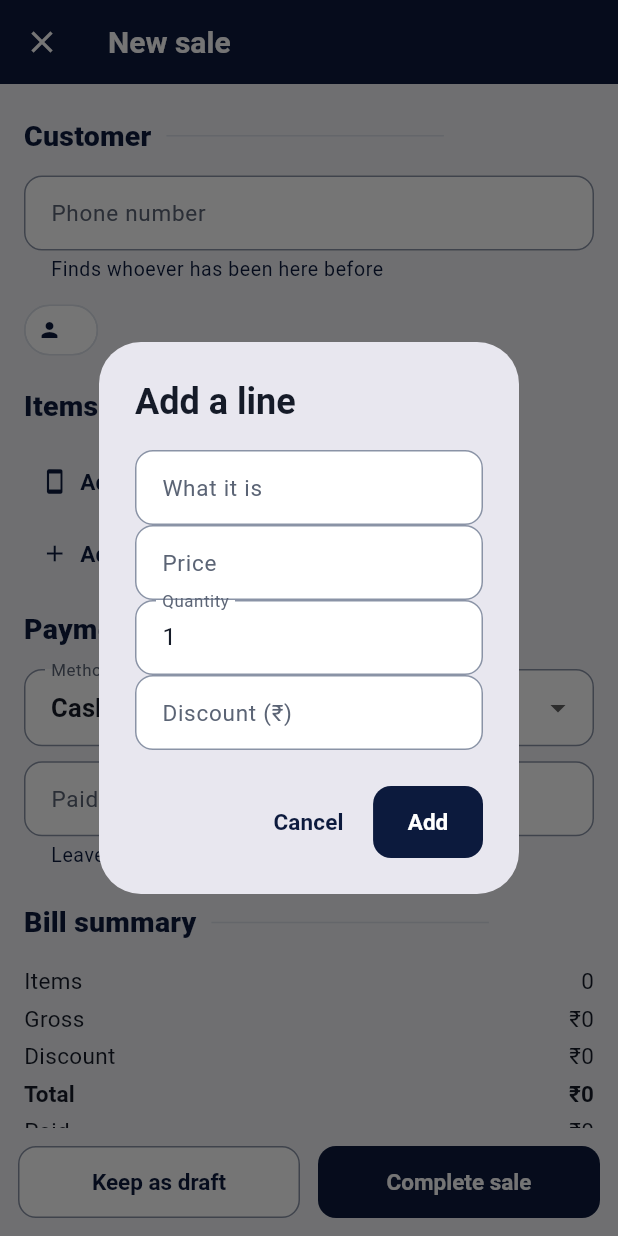
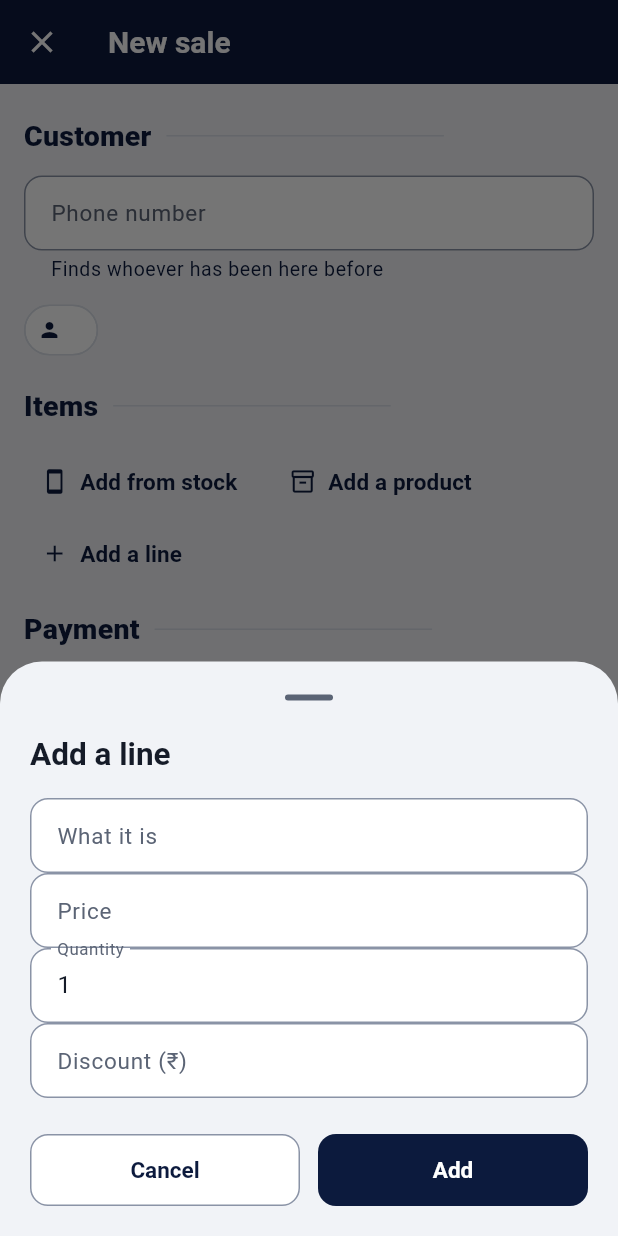
Before and after one commit to cid0980/management-application, a Flutter app: the SaleForm screen opened directly, after a tap on "Add a line", on a phone screen of 412 x 824 dp. Run offline on Flutter 3.47's test engine with Material 3 defaults, Android fonts, the phone set to English and light mode, and no system bars; our stand-ins replace cloud_firestore, firebase_auth, firebase_core, go_router, image_picker, pdf and 2 more; missing offline and left inert: barcode, mobile_scanner, print_bluetooth_thermal; accounts and stored records are empty.

Commit message:
Fill-in popups become bottom sheets
Every place that opened a box in the middle of the screen to type or
pick something now slides a sheet up from the bottom instead, clear of
the keyboard, with Cancel and the main button side by side at full
width (showInputSheet / InputSheet / PickSheet in input_sheet.dart):

- Repair page: what is charged, returned without repair, how it was
  paid (Cash / UPI / Card as full-width rows)
- Bill page: collect a payment, cancel a bill
- New bill: a typed line, quantity
- Phone page: sold without a bill (price)
- Buy phone: add a repair cost
- Product page: stock in/out, stock count
- Customer page: wallet in/out
- Enquiry: what it became (Won)
- Settings: rename a list item
- Staff: invite somebody
- More: delete my account
- The IMEI, serial and label camera scanners

Questions ('are you sure?') and save errors stay as dialogs; date
pickers stay the Android calendar.

```diff
--- a/lib/ui/screens/customers/customer_detail_screen.dart
+++ b/lib/ui/screens/customers/customer_detail_screen.dart
@@ -23,6 +23,7 @@ import 'customer_form_sheet.dart';
 import '../../../l10n/l10n.dart';
 import '../../widgets/contact_buttons.dart';
 import '../../widgets/margins.dart';
+import '../../widgets/input_sheet.dart';
 
 /// ONE CUSTOMER, AND EVERYTHING THE SHOP HAS DONE WITH THEM
 ///
@@ -229,7 +230,7 @@ class _Wallet extends StatelessWidget {
     final repo = context.read<CustomerRepository>();
     final messenger = ScaffoldMessenger.of(context);
 
-    final move = await showDialog<WalletMove>(
+    final move = await showInputSheet<WalletMove>(
       context: context,
       builder: (_) => _WalletMoveDialog(kind: kind),
     );
@@ -278,7 +279,7 @@ class _WalletMoveDialogState extends State<_WalletMoveDialog> {
 
   @override
   Widget build(BuildContext context) {
-    return AlertDialog(
+    return InputSheet(
       title: Text(
         widget.kind == WalletMoveKind.credit
             ? context.l10n.addCreditToWallet
--- a/lib/ui/screens/enquiries/enquiry_detail_screen.dart
+++ b/lib/ui/screens/enquiries/enquiry_detail_screen.dart
@@ -17,6 +17,7 @@ import '../../../l10n/display_labels.dart';
 import '../../../l10n/rule_messages.dart';
 import '../../../domain/labels/intake_prefill.dart';
 import '../service/service_form_sheet.dart';
+import '../../widgets/input_sheet.dart';
 
 /// ONE ENQUIRY
 ///
@@ -303,7 +304,7 @@ class _StatusPicker extends StatelessWidget {
 
     String? ref;
     if (isEnquiryWon(status) && enquiry.outcomeRef.trim().isEmpty) {
-      ref = await showDialog<String>(
+      ref = await showInputSheet<String>(
         context: context,
         builder: (_) => const _OutcomeDialog(),
       );
@@ -354,7 +355,7 @@ class _OutcomeDialogState extends State<_OutcomeDialog> {
   }
 
   @override
-  Widget build(BuildContext context) => AlertDialog(
+  Widget build(BuildContext context) => InputSheet(
     title: Text(context.l10n.whatDidThisBecome),
     content: Column(
       mainAxisSize: MainAxisSize.min,
--- a/lib/ui/screens/sales/sale_form_sheet.dart
+++ b/lib/ui/screens/sales/sale_form_sheet.dart
@@ -25,6 +25,7 @@ import '../../../domain/sales/sale.dart';
 import '../../../domain/sales/sale_item.dart';
 import '../../../l10n/l10n.dart';
 import '../../../l10n/rule_messages.dart';
+import '../../widgets/input_sheet.dart';
 
 /// RAISING A BILL
 ///
@@ -549,7 +550,7 @@ class _SaleFormState extends State<SaleForm> {
   }
 
   Future<void> _addManual() async {
-    final item = await showDialog<SaleItem>(
+    final item = await showInputSheet<SaleItem>(
       context: context,
       builder: (_) => const _ManualLineDialog(),
     );
@@ -728,7 +729,7 @@ class _ProductPicker extends StatelessWidget {
                   ].join(' · '),
                 ),
                 onTap: () async {
-                  final quantity = await showDialog<int>(
+                  final quantity = await showInputSheet<int>(
                     context: context,
                     builder: (_) => _QuantityDialog(product: p),
                   );
@@ -787,7 +788,7 @@ class _QuantityDialogState extends State<_QuantityDialog> {
   }
 
   @override
-  Widget build(BuildContext context) => AlertDialog(
+  Widget build(BuildContext context) => InputSheet(
     title: Text(widget.product.title),
     content: TextField(
       key: const Key('sale-product-quantity'),
@@ -876,7 +877,7 @@ class _ManualLineDialogState extends State<_ManualLineDialog> {
   }
 
   @override
-  Widget build(BuildContext context) => AlertDialog(
+  Widget build(BuildContext context) => InputSheet(
     title: Text(context.l10n.addALine),
     content: SingleChildScrollView(
       child: Column(
--- a/lib/ui/screens/second_hand/second_hand_detail_screen.dart
+++ b/lib/ui/screens/second_hand/second_hand_detail_screen.dart
@@ -24,6 +24,7 @@ import '../../printing/print_sheet.dart';
 import '../../widgets/margins.dart';
 import '../sales/sale_form_sheet.dart';
 import '../../../l10n/rule_messages.dart';
+import '../../widgets/input_sheet.dart';
 
 /// ONE PURCHASE RECORD
 ///
@@ -494,7 +495,7 @@ class _Actions extends StatelessWidget {
     BuildContext context,
     SecondHandRepository repo,
   ) async {
-    final price = await showDialog<num>(
+    final price = await showInputSheet<num>(
       context: context,
       builder: (_) => _SoldPriceDialog(askingPrice: device.askingPrice),
     );
@@ -598,7 +599,7 @@ class _SoldPriceDialogState extends State<_SoldPriceDialog> {
 
   @override
   Widget build(BuildContext context) {
-    return AlertDialog(
+    return InputSheet(
       title: Text(context.l10n.whatDidItGoOutAt),
       content: TextField(
         key: const Key('sold-price'),
--- a/lib/ui/screens/second_hand/second_hand_form_sheet.dart
+++ b/lib/ui/screens/second_hand/second_hand_form_sheet.dart
@@ -37,6 +37,7 @@ import '../../../domain/inventory/stock_list.dart';
 import '../../../domain/common/money.dart';
 import '../../../domain/settings/model_choices.dart';
 import '../../widgets/model_records.dart';
+import '../../widgets/input_sheet.dart';
 
 /// THE PURCHASE FORM
 ///
@@ -1597,7 +1598,7 @@ class _PurchaseFormState extends State<PurchaseForm> {
   }
 
   Future<void> _addRepair() async {
-    final repair = await showDialog<RepairCost>(
+    final repair = await showInputSheet<RepairCost>(
       context: context,
       builder: (_) => const _RepairDialog(),
     );
@@ -3292,7 +3293,7 @@ class _RepairDialogState extends State<_RepairDialog> {
 
   @override
   Widget build(BuildContext context) {
-    return AlertDialog(
+    return InputSheet(
       title: Text(context.l10n.repairDoneBeforeResale),
       content: Column(
         mainAxisSize: MainAxisSize.min,
--- a/lib/ui/screens/settings/settings_screen.dart
+++ b/lib/ui/screens/settings/settings_screen.dart
@@ -23,6 +23,7 @@ import '../../../data/printing/bluetooth_label_printer.dart';
 import '../../../data/printing/label_printer_prefs.dart';
 import '../../../domain/printing/tspl.dart';
 import '../../../l10n/display_labels.dart';
+import '../../widgets/input_sheet.dart';
 
 /// THE SHOP'S OWN VOCABULARY
 ///
@@ -634,7 +635,7 @@ class _RenameDialogState extends State<_RenameDialog> {
   @override
   Widget build(BuildContext context) {
     final l10n = context.l10n;
-    return AlertDialog(
+    return InputSheet(
       title: Text(l10n.setRename),
       content: TextField(
         key: const Key('rename-field'),
@@ -803,7 +804,7 @@ class _ListEditorState extends State<_ListEditor> {
   }
 
   Future<void> _rename(BuildContext context, String value) async {
-    final now = await showDialog<String>(
+    final now = await showInputSheet<String>(
       context: context,
       builder: (_) => _RenameDialog(initial: value),
     );
--- a/lib/ui/screens/shops/staff_screen.dart
+++ b/lib/ui/screens/shops/staff_screen.dart
@@ -5,6 +5,7 @@ import '../../../app/auth_state.dart';
 import '../../../data/shop_repository.dart';
 import '../../../domain/shops/membership.dart';
 import '../../../l10n/l10n.dart';
+import '../../widgets/input_sheet.dart';
 
 /// STAFF
 ///
@@ -161,10 +162,10 @@ class StaffScreen extends StatelessWidget {
     final controller = TextEditingController();
     var role = ShopRole.staff;
 
-    final send = await showDialog<bool>(
+    final send = await showInputSheet<bool>(
       context: context,
       builder: (context) => StatefulBuilder(
-        builder: (context, setState) => AlertDialog(
+        builder: (context, setState) => InputSheet(
           title: Text(context.l10n.inviteSomebody),
           content: Column(
             mainAxisSize: MainAxisSize.min,
--- a/lib/ui/shell/more_screen.dart
+++ b/lib/ui/shell/more_screen.dart
@@ -7,6 +7,7 @@ import '../theme/app_theme.dart';
 import '../../app/auth_state.dart';
 import '../../app/nav.dart';
 import '../../l10n/l10n.dart';
+import '../widgets/input_sheet.dart';
 
 /// The More tab: every area the bottom bar has no room for, then logout.
 ///
@@ -105,7 +106,7 @@ class MoreScreen extends StatelessWidget {
   Future<void> _confirmDelete(BuildContext context) async {
     final auth = context.read<AuthState>();
     final messenger = ScaffoldMessenger.of(context);
-    final password = await showDialog<String>(
+    final password = await showInputSheet<String>(
       context: context,
       builder: (_) => const _DeleteAccountDialog(),
     );
@@ -137,7 +138,7 @@ class _DeleteAccountDialogState extends State<_DeleteAccountDialog> {
   Widget build(BuildContext context) {
     final l10n = context.l10n;
     final error = Theme.of(context).colorScheme.error;
-    return AlertDialog(
+    return InputSheet(
       title: Text(l10n.deleteMyAccount),
       content: Column(
         mainAxisSize: MainAxisSize.min,
--- /dev/null
+++ b/lib/ui/widgets/input_sheet.dart
@@ -0,0 +1,112 @@
+import 'package:flutter/material.dart';
+
+/// FILLING SOMETHING IN: A SHEET FROM THE BOTTOM, NOT A BOX IN THE MIDDLE
+///
+/// A price, a reason, a quantity, a payment: each used to open a small box
+/// in the middle of the screen, the way old desktop software asks. On a phone
+/// the thumb is at the bottom, the keyboard comes up from the bottom, and the
+/// app's own forms already open there — so these do too. The box keeps clear
+/// of the keyboard, and the buttons sit side by side at full width like the
+/// forms' own Save buttons.
+///
+/// Dialogs stay for what is a question, not a form: "are you sure?" and
+/// "that did not save".
+Future<T?> showInputSheet<T>({
+  required BuildContext context,
+  required WidgetBuilder builder,
+}) => showModalBottomSheet<T>(
+  context: context,
+  // Over the bottom bar, like every form in the app.
+  useRootNavigator: true,
+  isScrollControlled: true,
+  useSafeArea: true,
+  showDragHandle: true,
+  builder: builder,
+);
+
+/// The inside of an input sheet: a title, the fields, the buttons.
+///
+/// Takes the same three things an AlertDialog did, so moving a dialog here is
+/// a rename. A TextButton among [actions] (the usual Cancel) is drawn with a
+/// border, so the two buttons read as a pair.
+class InputSheet extends StatelessWidget {
+  const InputSheet({
+    super.key,
+    this.title,
+    this.content,
+    this.actions = const [],
+  });
+
+  final Widget? title;
+  final Widget? content;
+  final List<Widget> actions;
+
+  @override
+  Widget build(BuildContext context) {
+    final theme = Theme.of(context);
+    return Padding(
+      // Clear of the keyboard.
+      padding: EdgeInsets.only(bottom: MediaQuery.viewInsetsOf(context).bottom),
+      child: SingleChildScrollView(
+        padding: const EdgeInsets.fromLTRB(20, 0, 20, 20),
+        child: Column(
+          mainAxisSize: MainAxisSize.min,
+          crossAxisAlignment: CrossAxisAlignment.stretch,
+          children: [
+            if (title != null) ...[
+              DefaultTextStyle.merge(
+                style: theme.textTheme.titleLarge,
+                child: title!,
+              ),
+              const SizedBox(height: 16),
+            ],
+            ?content,
+            if (actions.isNotEmpty) ...[
+              const SizedBox(height: 24),
+              TextButtonTheme(
+                data: TextButtonThemeData(
+                  style: theme.outlinedButtonTheme.style,
+                ),
+                child: Row(
+                  children: [
+                    for (var i = 0; i < actions.length; i++) ...[
+                      if (i > 0) const SizedBox(width: 12),
+                      Expanded(child: actions[i]),
+                    ],
+                  ],
+                ),
+              ),
+            ],
+          ],
+        ),
+      ),
+    );
+  }
+}
+
+/// A list to pick one from, as a sheet: a title and full-width rows.
+class PickSheet extends StatelessWidget {
+  const PickSheet({super.key, required this.title, required this.children});
+
+  final Widget title;
+  final List<Widget> children;
+
+  @override
+  Widget build(BuildContext context) => SafeArea(
+    child: Column(
+      mainAxisSize: MainAxisSize.min,
+      crossAxisAlignment: CrossAxisAlignment.stretch,
+      children: [
+        Padding(
+          padding: const EdgeInsets.fromLTRB(20, 0, 20, 8),
+          child: DefaultTextStyle.merge(
+            style: Theme.of(context).textTheme.titleLarge,
+            child: title,
+          ),
+        ),
+        ...children,
+        const SizedBox(height: 8),
+      ],
+    ),
+  );
+}
```
Also changed, not shown: lib/ui/screens/products/product_detail_screen.dart (+5 -4 lines), lib/ui/screens/sales/sale_detail_screen.dart (+5 -4 lines), lib/ui/screens/service/service_detail_screen.dart (+17 -13 lines), lib/ui/widgets/barcode_scan.dart (+7 -6 lines), lib/ui/widgets/imei_scan.dart (+7 -10 lines), 2 other files.
